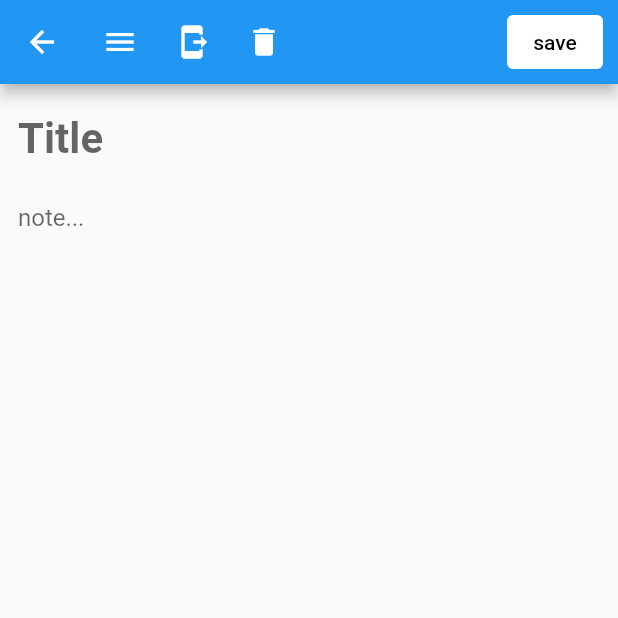
After one commit to jimmytran005/at_notes, a Flutter app: the AddNote screen opened directly, on a phone screen of 412 x 824 dp, the top half of it. The commit adds this screen. Run offline on Flutter 3.47's test engine with Material 2 defaults, Android fonts, the phone set to English and light mode, and no system bars; our stand-ins replace community_material_icon; missing offline and left inert: at_app_flutter, at_client_mobile, at_onboarding_flutter, at_utils.

Commit message:
Use a simpler text editor

```diff
--- a/lib/main.dart
+++ b/lib/main.dart
@@ -12,6 +12,7 @@ import 'package:at_app_flutter/at_app_flutter.dart' show AtEnv;
 // IMPORTS from screen
 import 'package:at_notes/screens/home.dart';
 import 'package:at_notes/screens/take_note.dart';
+import 'package:at_notes/screens/add_note.dart';
 
 Future<void> main() async {
   await AtEnv.load();
@@ -140,7 +141,7 @@ class MainWidget extends StatelessWidget {
         // When navigating to the "/" route, build the HomeScreen widget.
         '/': (context) => HomeScreen(),
         // When navigating to the "/note" route, build the TakenotesScreen widget.
-        '/note': (context) => TakenoteScreen(),
+        '/note': (context) => AddNote(),
       },
     );
   }
--- /dev/null
+++ b/lib/screens/add_note.dart
@@ -0,0 +1,90 @@
+import 'package:flutter/material.dart';
+import 'home.dart';
+class AddNote extends StatefulWidget {
+  AddNote({Key? key}) : super(key: key);
+
+  @override
+  _AddNoteState createState() => _AddNoteState();
+
+}
+
+class _AddNoteState extends State<AddNote> {
+  String? title;
+  String? body;
+  DateTime? date;
+
+  TextEditingController titleController = TextEditingController();
+  TextEditingController bodyController = TextEditingController();
+
+
+  @override
+  Widget build(BuildContext context) {
+   return Scaffold(
+     appBar: AppBar(
+       titleSpacing: 0.0,
+       title: Row(
+         mainAxisAlignment: MainAxisAlignment.start,
+         crossAxisAlignment: CrossAxisAlignment.center,
+         children: <Widget>[
+           IconButton(
+             icon:Icon(Icons.menu),
+             onPressed: () { },
+           ),
+           IconButton(
+             icon:Icon(Icons.send_to_mobile),
+             onPressed: () {},
+           ),
+           IconButton(
+             icon: Icon(Icons.delete),
+             onPressed: () {  },
+           ),
+         ],
+       ),
+       //title: Text(widget.title),
+       elevation:4.0,
+       actions:<Widget>[
+         Padding(
+           padding: EdgeInsets.all(10.0),
+           child: TextButton(
+               child: Text('save', style: TextStyle(color: Colors.black)),
+               onPressed: () {
+
+
+                 Navigator.push(
+                   context,
+                   MaterialPageRoute(builder: (context) => const HomeScreen()),
+                 );
+               },
+               style: TextButton.styleFrom(backgroundColor: Colors.white,)
+           ),
+         ),
+       ],
+     ),
+     body: Padding(
+       padding: const EdgeInsets.symmetric(vertical:8.0,horizontal:12.0),
+       child: Column(
+         children:[
+              TextField(
+                controller: titleController,
+                decoration: InputDecoration(
+                  border: InputBorder.none,
+                  hintText: 'Title',
+                ),
+                style: TextStyle(fontSize: 28.0,fontWeight: FontWeight.bold),
+              ),
+              Expanded(
+                child: TextField(
+                  controller: bodyController,
+                  keyboardType: TextInputType.multiline,
+                  maxLines:null,
+                  decoration:InputDecoration(
+                    border: InputBorder.none,
+                    hintText: "note...",
+                  ),
+                ),
+              ),
+       ],),
+     ),
+   );
+  }
+}
--- a/pubspec.yaml
+++ b/pubspec.yaml
@@ -41,6 +41,7 @@ dependencies:
   at_app_flutter: 3.0.0
   provider: ^6.0.1
   keyboard_visibility: ^0.5.6
+  flutter_quill: ^2.0.20
 
 dev_dependencies:
   flutter_test:
```
Also changed, not shown: lib/screens/EditorProvider.dart (+30 -4 lines), pubspec.lock.
